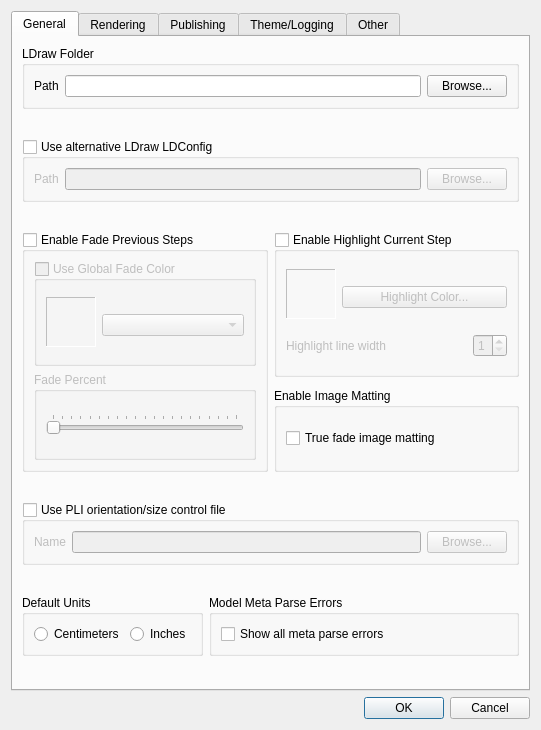
This is mainApp/preferences.ui in trevorsandy/lpub3d-ci as Qt 5 draws it before an edit. The edited form follows.
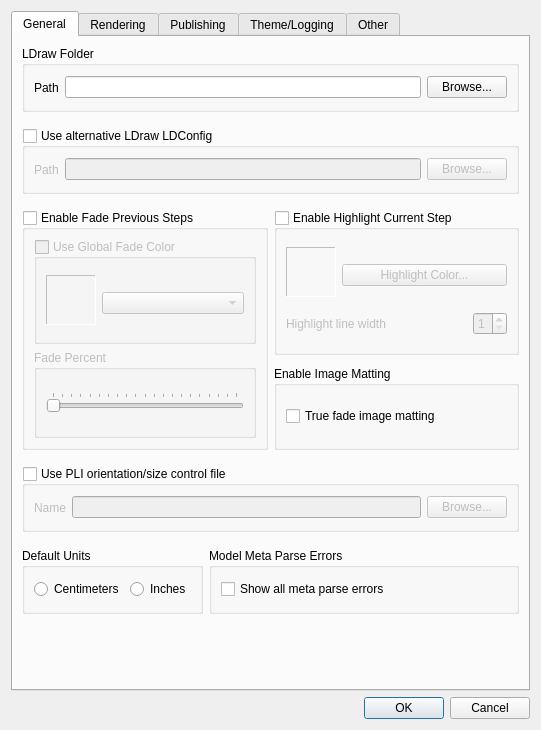
This is the edited form. Icons and pictures are not drawn.

Commit message: Dev - Adjust Preferences spacers

The edit to the form file:
```diff
--- a/mainApp/preferences.ui
+++ b/mainApp/preferences.ui
@@ -105,10 +105,13 @@
          <property name="orientation">
           <enum>Qt::Vertical</enum>
          </property>
+         <property name="sizeType">
+          <enum>QSizePolicy::Fixed</enum>
+         </property>
          <property name="sizeHint" stdset="0">
           <size>
            <width>20</width>
-           <height>13</height>
+           <height>10</height>
           </size>
          </property>
         </spacer>
@@ -159,10 +162,13 @@
          <property name="orientation">
           <enum>Qt::Vertical</enum>
          </property>
+         <property name="sizeType">
+          <enum>QSizePolicy::Fixed</enum>
+         </property>
          <property name="sizeHint" stdset="0">
           <size>
            <width>20</width>
-           <height>14</height>
+           <height>10</height>
           </size>
          </property>
         </spacer>
@@ -626,10 +632,13 @@
          <property name="orientation">
           <enum>Qt::Vertical</enum>
          </property>
+         <property name="sizeType">
+          <enum>QSizePolicy::Fixed</enum>
+         </property>
          <property name="sizeHint" stdset="0">
           <size>
            <width>20</width>
-           <height>14</height>
+           <height>10</height>
           </size>
          </property>
         </spacer>
@@ -693,10 +702,13 @@
          <property name="orientation">
           <enum>Qt::Vertical</enum>
          </property>
+         <property name="sizeType">
+          <enum>QSizePolicy::Fixed</enum>
+         </property>
          <property name="sizeHint" stdset="0">
           <size>
            <width>20</width>
-           <height>13</height>
+           <height>10</height>
           </size>
          </property>
         </spacer>
```
Left out of the diff: 45 changed lines with no effect on the pictures.
